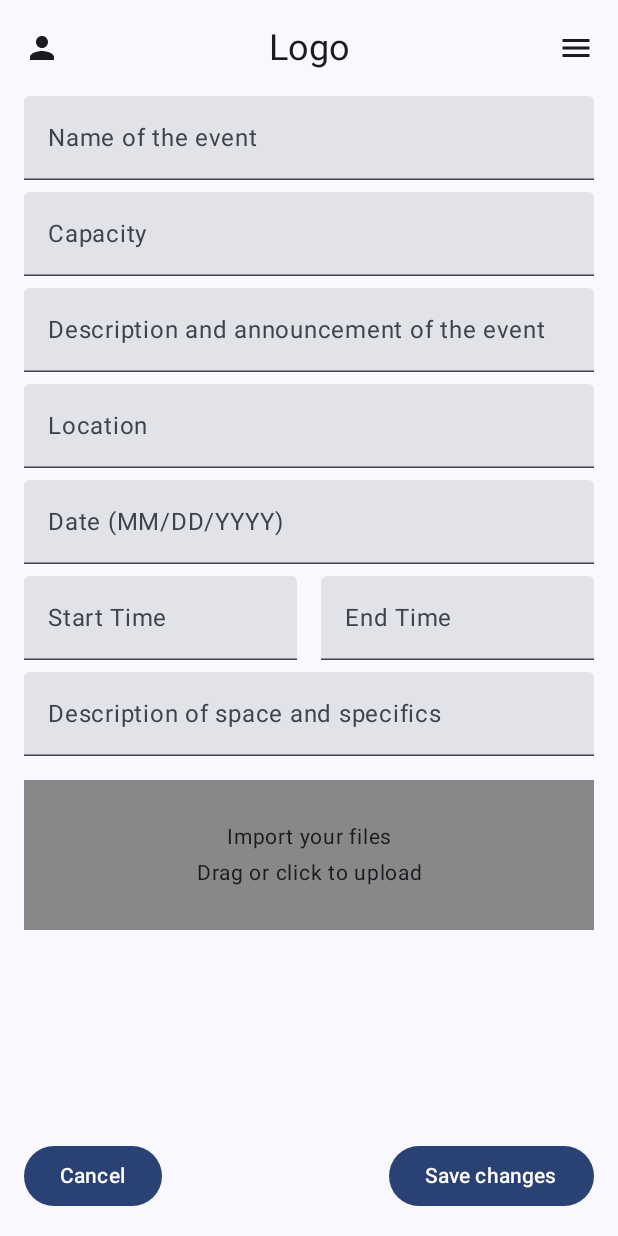
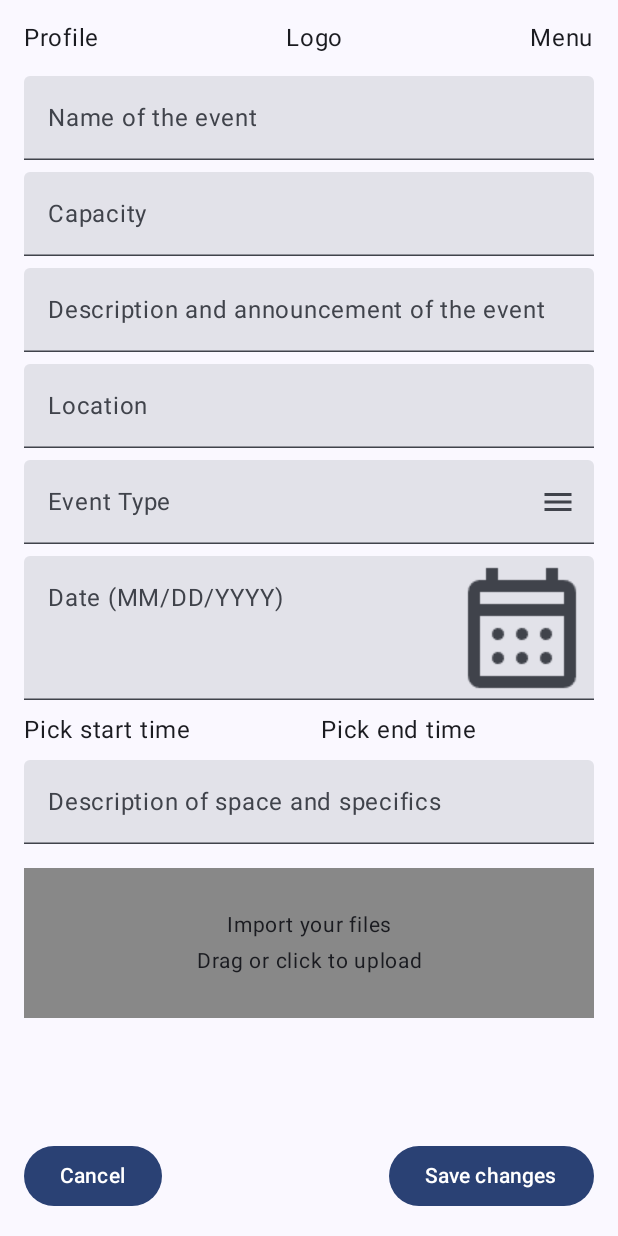
Before and after one commit to karlakulier/event-app-frontend, an Android app built with Jetpack Compose: the EventInputScreen screen opened through its navigation route, on a phone screen of 412 x 824 dp. Run offline under Robolectric (Android 15) with nearby library versions, the phone set to English and light mode, and no system bars.

Commit message:
#151 Ažuriranje DropdownMenu i Event Input Screen s ikonama i funkcionalnostima
- Zamijenjena prilagođena ikona `calendar.png` s `Icons.Default.Menu` za trailing ikonu u dropdown izborniku radi bolje konzistentnosti i uklanjanja vanjskih ovisnosti.
- Ažuriran `DropdownMenuItem` kako bi uključivao obavezni parametar `text` za ispravan prikaz opcija vrste događaja.
- Poboljšana funkcionalnost `DatePickerDialog` i `TimePickerDialog` korištenjem `LocalContext` za jednostavniju integraciju s Android okruženjem.
- Pojednostavljen `trailingIcon` u `DropdownMenu` kako bi koristio ugrađenu ikonu `Icons.Default.Menu`, uklanjajući potrebu za `painterResource`.
- Dodana logika za prikaz zadanih vrijednosti u slučaju da `startTime` i `endTime` nisu uneseni.
- Očišćeni nepotrebni uvozi i usklađen kod s najnovijim Compose standardima.

```diff
--- a/EventApp/app/src/main/java/com/example/eventapp/EventInputScreen.kt
+++ b/EventApp/app/src/main/java/com/example/eventapp/EventInputScreen.kt
@@ -1,22 +1,27 @@
 package com.example.eventapp
 
+import android.app.DatePickerDialog
+import android.app.TimePickerDialog
 import androidx.compose.foundation.background
+import androidx.compose.foundation.clickable
 import androidx.compose.foundation.layout.*
-import androidx.compose.foundation.text.BasicTextField
 import androidx.compose.foundation.text.KeyboardOptions
 import androidx.compose.material.icons.Icons
 import androidx.compose.material.icons.filled.Menu
-import androidx.compose.material.icons.filled.Person
 import androidx.compose.material3.*
 import androidx.compose.runtime.*
 import androidx.compose.ui.Alignment
 import androidx.compose.ui.Modifier
 import androidx.compose.ui.graphics.Color
+import androidx.compose.ui.platform.LocalContext
+import androidx.compose.ui.res.painterResource
 import androidx.compose.ui.text.input.KeyboardType
 import androidx.compose.ui.text.style.TextAlign
 import androidx.compose.ui.unit.dp
 import androidx.compose.ui.unit.sp
 import androidx.navigation.NavController
+import com.example.eventapp.R // Zamijenite s vašim pravim imenom paketa
+import java.util.Calendar
 
 @Composable
 fun EventInputScreen(navController: NavController, modifier: Modifier = Modifier) {
@@ -24,10 +29,14 @@ fun EventInputScreen(navController: NavController, modifier: Modifier = Modifier
     var capacity by remember { mutableStateOf("") }
     var description by remember { mutableStateOf("") }
     var location by remember { mutableStateOf("") }
+    var eventType by remember { mutableStateOf("") }
     var date by remember { mutableStateOf("") }
     var startTime by remember { mutableStateOf("") }
     var endTime by remember { mutableStateOf("") }
     var spaceDetails by remember { mutableStateOf("") }
+    var isDatePickerOpen by remember { mutableStateOf(false) }
+    var isStartTimePickerOpen by remember { mutableStateOf(false) }
+    var isEndTimePickerOpen by remember { mutableStateOf(false) }
 
     Column(
         modifier = modifier
@@ -44,9 +53,9 @@ fun EventInputScreen(navController: NavController, modifier: Modifier = Modifier
                 horizontalArrangement = Arrangement.SpaceBetween,
                 verticalAlignment = Alignment.CenterVertically
             ) {
-                Icon(Icons.Default.Person, contentDescription = "Profile Icon")
-                Text("Logo", style = MaterialTheme.typography.headlineSmall)
-                Icon(Icons.Default.Menu, contentDescription = "Menu Icon")
+                Text("Profile", style = MaterialTheme.typography.bodyLarge)
+                Text("Logo", style = MaterialTheme.typography.bodyLarge)
+                Text("Menu", style = MaterialTheme.typography.bodyLarge)
             }
 
             // Input Fields
@@ -87,33 +96,64 @@ fun EventInputScreen(navController: NavController, modifier: Modifier = Modifier
 
             Spacer(modifier = Modifier.height(8.dp))
 
-            // Date and Time
-            TextField(
-                value = date,
-                onValueChange = { date = it },
-                label = { Text("Date (MM/DD/YYYY)") },
-                keyboardOptions = KeyboardOptions(keyboardType = KeyboardType.Number),
-                modifier = Modifier.fillMaxWidth()
-            )
+            // Dropdown for Event Type
+            DropdownMenu(eventType, onEventTypeSelected = { eventType = it })
 
             Spacer(modifier = Modifier.height(8.dp))
 
+            // Date Picker
+            TextField(
+                value = date,
+                onValueChange = { },
+                readOnly = true,
+                label = { Text("Date (MM/DD/YYYY)") },
+                trailingIcon = {
+                    Icon(
+                        painter = painterResource(id = R.drawable.calendar), // Koristi calendar.png
+                        contentDescription = "Pick a date",
+                        modifier = Modifier.clickable { isDatePickerOpen = true }
+                    )
+                },
+                modifier = Modifier.fillMaxWidth()
+            )
+            if (isDatePickerOpen) {
+                DatePickerDialog(onDateSelected = {
+                    date = it
+                    isDatePickerOpen = false
+                }, onDismissRequest = { isDatePickerOpen = false })
+            }
+
+            Spacer(modifier = Modifier.height(8.dp))
+
+            // Time Pickers
             Row {
-                TextField(
-                    value = startTime,
-                    onValueChange = { startTime = it },
-                    label = { Text("Start Time") },
-                    keyboardOptions = KeyboardOptions(keyboardType = KeyboardType.Number),
-                    modifier = Modifier.weight(1f).padding(end = 8.dp)
+                Text(
+                    text = if (startTime.isEmpty()) "Pick start time" else startTime,
+                    modifier = Modifier
+                        .weight(1f)
+                        .clickable { isStartTimePickerOpen = true }
+                        .padding(end = 8.dp)
                 )
+                if (isStartTimePickerOpen) {
+                    TimePickerDialog(onTimeSelected = {
+                        startTime = it
+                        isStartTimePickerOpen = false
+                    }, onDismissRequest = { isStartTimePickerOpen = false })
+                }
 
-                TextField(
-                    value = endTime,
-                    onValueChange = { endTime = it },
-                    label = { Text("End Time") },
-                    keyboardOptions = KeyboardOptions(keyboardType = KeyboardType.Number),
-                    modifier = Modifier.weight(1f).padding(start = 8.dp)
+                Text(
+                    text = if (endTime.isEmpty()) "Pick end time" else endTime,
+                    modifier = Modifier
+                        .weight(1f)
+                        .clickable { isEndTimePickerOpen = true }
+                        .padding(start = 8.dp)
                 )
+                if (isEndTimePickerOpen) {
+                    TimePickerDialog(onTimeSelected = {
+                        endTime = it
+                        isEndTimePickerOpen = false
+                    }, onDismissRequest = { isEndTimePickerOpen = false })
+                }
             }
 
             Spacer(modifier = Modifier.height(8.dp))
@@ -153,3 +193,74 @@ fun EventInputScreen(navController: NavController, modifier: Modifier = Modifier
         }
     }
 }
+
+@Composable
+fun DropdownMenu(selectedType: String, onEventTypeSelected: (String) -> Unit) {
+    var expanded by remember { mutableStateOf(false) }
+    val eventTypes = listOf("Concert", "Workshop", "Meeting", "Exhibition")
+
+    Box {
+        TextField(
+            value = selectedType,
+            onValueChange = { },
+            readOnly = true,
+            label = { Text("Event Type") },
+            modifier = Modifier.fillMaxWidth(),
+            trailingIcon = {
+                Icon(
+                    imageVector = Icons.Default.Menu, // Koristi zadanu Compose ikonu
+                    contentDescription = "Dropdown Menu",
+                    modifier = Modifier.clickable { expanded = true }
+                )
+            }
+        )
+        DropdownMenu(
+            expanded = expanded,
+            onDismissRequest = { expanded = false }
+        ) {
+            eventTypes.forEach { type ->
+                DropdownMenuItem(
+                    text = { Text(type) },
+                    onClick = {
+                        onEventTypeSelected(type)
+                        expanded = false
+                    }
+                )
+            }
+        }
+    }
+}
+
+
+
+@Composable
+fun DatePickerDialog(onDateSelected: (String) -> Unit, onDismissRequest: () -> Unit) {
+    val calendar = Calendar.getInstance()
+    androidx.compose.ui.window.Dialog(onDismissRequest = onDismissRequest) {
+        DatePickerDialog(
+            LocalContext.current,
+            { _, year, month, dayOfMonth ->
+                onDateSelected("${month + 1}/$dayOfMonth/$year")
+            },
+            calendar.get(Calendar.YEAR),
+            calendar.get(Calendar.MONTH),
+            calendar.get(Calendar.DAY_OF_MONTH)
+        ).show()
+    }
+}
+
+@Composable
+fun TimePickerDialog(onTimeSelected: (String) -> Unit, onDismissRequest: () -> Unit) {
+    val calendar = Calendar.getInstance()
+    androidx.compose.ui.window.Dialog(onDismissRequest = onDismissRequest) {
+        TimePickerDialog(
+            LocalContext.current,
+            { _, hour, minute ->
+                onTimeSelected(String.format("%02d:%02d", hour, minute))
+            },
+            calendar.get(Calendar.HOUR_OF_DAY),
+            calendar.get(Calendar.MINUTE),
+            true
+        ).show()
+    }
+}
```
